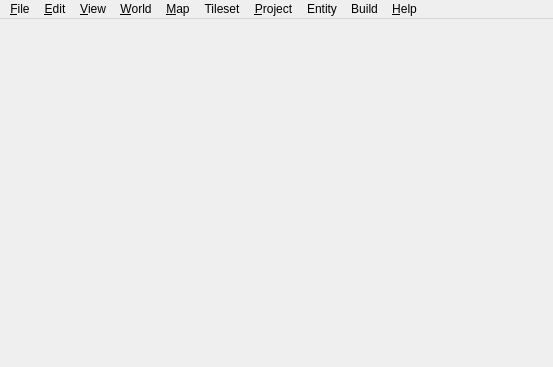
The window that src/tiled/mainwindow.ui (mapeditor/tiled) describes before a commit, drawn with Qt 5.
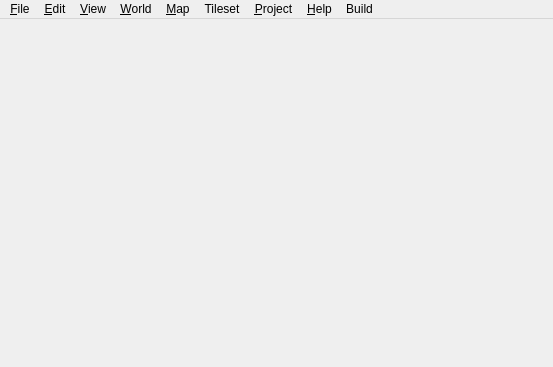
The same window after the commit. Icons and pictures are not drawn.

```diff
--- a/src/tiled/mainwindow.ui
+++ b/src/tiled/mainwindow.ui
@@ -231,12 +231,6 @@
     </property>
     <addaction name="actionRunClient"/>
    </widget>
-   <widget class="QMenu" name="menuEntity">
-    <property name="title">
-     <string>Entity</string>
-    </property>
-    <addaction name="actionCreate_Entity"/>
-   </widget>
    <addaction name="menuFile"/>
    <addaction name="menuEdit"/>
    <addaction name="menuView"/>
@@ -244,9 +238,8 @@
    <addaction name="menuMap"/>
    <addaction name="menuTileset"/>
    <addaction name="menuProject"/>
-   <addaction name="menuEntity"/>
-   <addaction name="menuBuild"/>
    <addaction name="menuHelp"/>
+   <addaction name="menuBuild"/>
   </widget>
   <action name="actionOpen">
    <property name="text">
```
Left out of the diff: 26 changed lines with no effect on the pictures.
